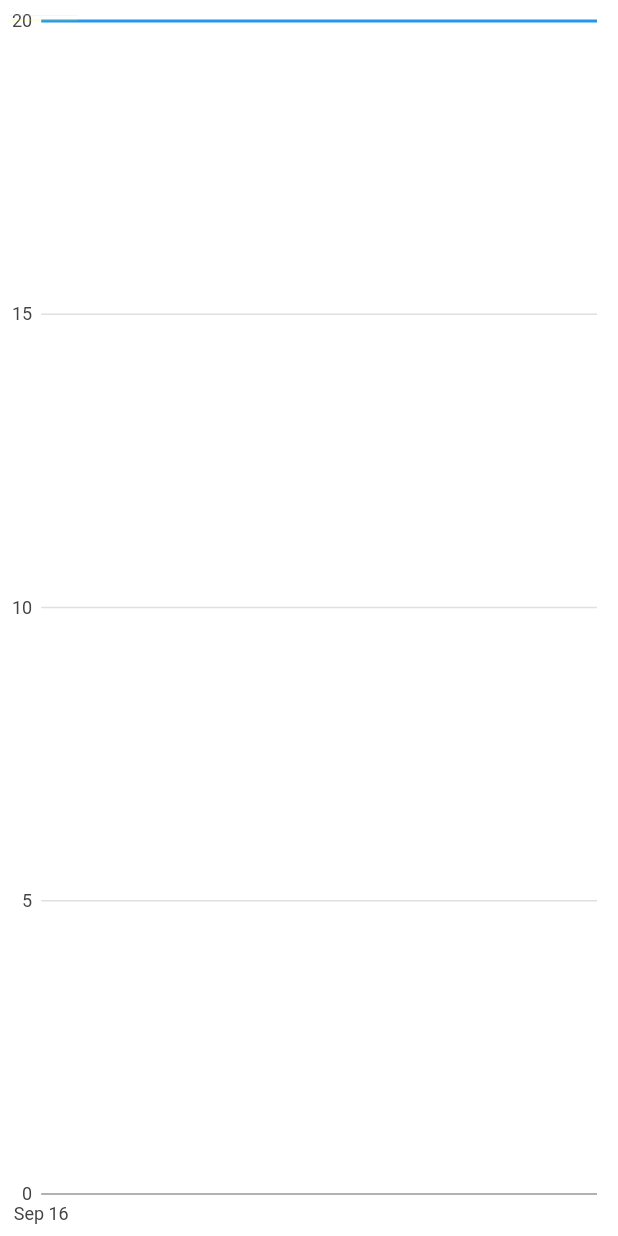
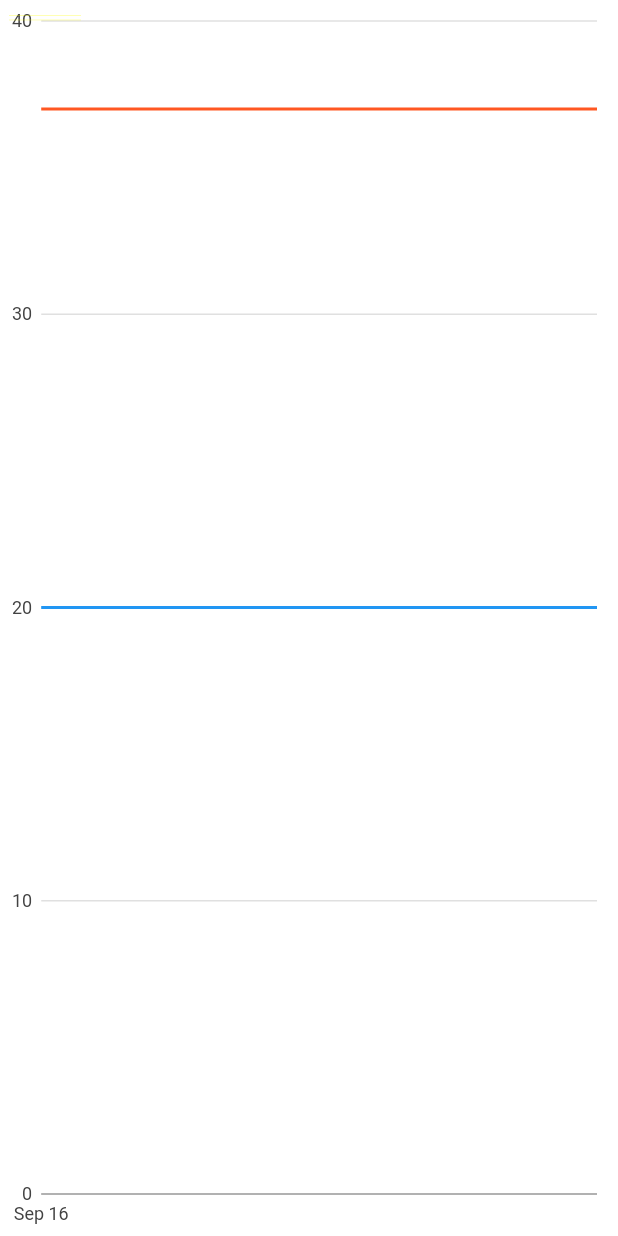
Before and after one commit to gunami/gchart, a Flutter app: the screen it shows after launch, on a phone screen of 412 x 824 dp. Run offline on Flutter 3.47's test engine with Material 2 defaults, Android fonts, the phone set to English and light mode, and no system bars; our stand-ins replace charts_flutter.

Commit message:
챠트데이터2개

```diff
--- a/lib/time_simple.dart
+++ b/lib/time_simple.dart
@@ -22,6 +22,8 @@ import 'dart:math';
 // EXCLUDE_FROM_GALLERY_DOCS_END
 import 'package:charts_flutter/flutter.dart' as charts;
 import 'package:flutter/material.dart';
+import 'package:intl/date_symbol_data_local.dart';
+import 'package:intl/intl.dart' show DateFormat;
 
 class SimpleTimeSeriesChart extends StatefulWidget {
   final int max_chart_count = 10;
@@ -30,6 +32,7 @@ class SimpleTimeSeriesChart extends StatefulWidget {
   //List<TimeSeriesSales> dataList;
   SimpleTimeSeriesChart(this.seriesList, {this.animate});
   List<TimeSeriesSales> qdata = List();
+  List<TimeSeriesSales> qdata2 = List();
 
   /// Creates a [TimeSeriesChart] with sample data and no transition.
   // factory SimpleTimeSeriesChart.withSampleData() {
@@ -45,6 +48,7 @@ class SimpleTimeSeriesChart extends StatefulWidget {
   // It is used for creating random series data to demonstrate animation in
   // the example app only.
   factory SimpleTimeSeriesChart.withRandomData() {
+    initializeDateFormatting('ko_KR', null).then((value) => null);
     return new SimpleTimeSeriesChart(_createRandomData());
   }
 
@@ -76,7 +80,8 @@ class SimpleTimeSeriesChart extends StatefulWidget {
     print(time);
     if (!qdata.isEmpty && qdata.length > max_chart_count) qdata.removeAt(0);
     qdata.add(TimeSeriesSales(time, random.nextInt(100)));
-
+    if (!qdata2.isEmpty && qdata2.length > max_chart_count) qdata2.removeAt(0);
+    qdata2.add(TimeSeriesSales(time, random.nextInt(100)));
     return [
       new charts.Series<TimeSeriesSales, DateTime>(
         id: 'Sales',
@@ -84,6 +89,13 @@ class SimpleTimeSeriesChart extends StatefulWidget {
         domainFn: (TimeSeriesSales sales, _) => sales.time,
         measureFn: (TimeSeriesSales sales, _) => sales.sales,
         data: qdata,
+      ),
+      new charts.Series<TimeSeriesSales, DateTime>(
+        id: 'Sales2',
+        colorFn: (_, __) => charts.MaterialPalette.deepOrange.shadeDefault,
+        domainFn: (TimeSeriesSales sales, _) => sales.time,
+        measureFn: (TimeSeriesSales sales, _) => sales.sales,
+        data: qdata2,
       )
     ];
   }
```
